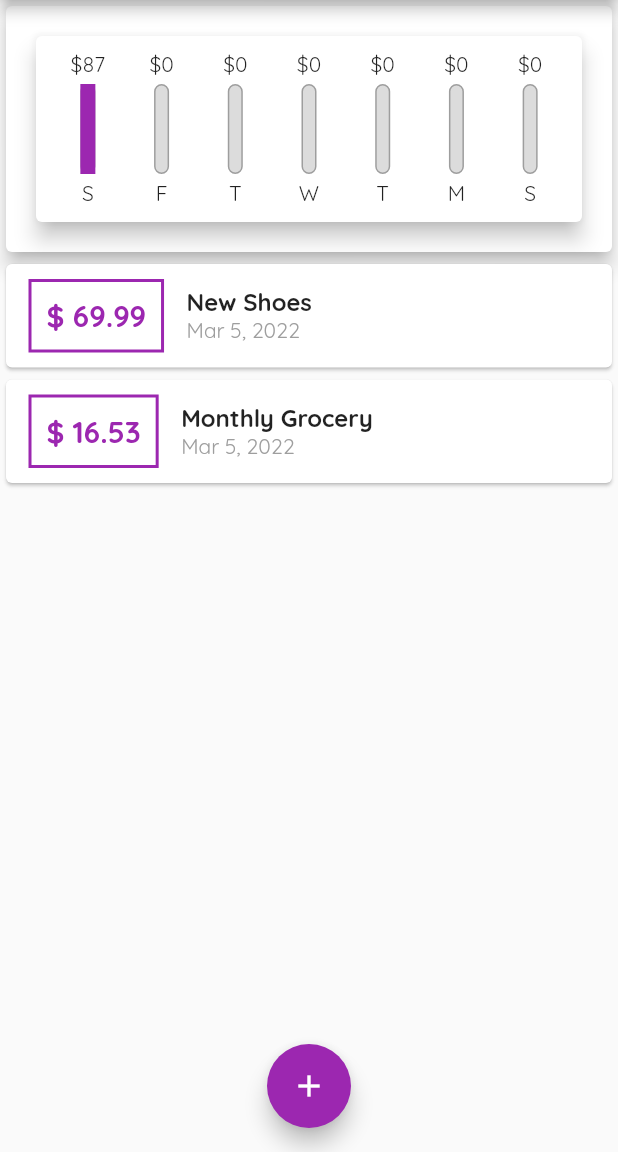
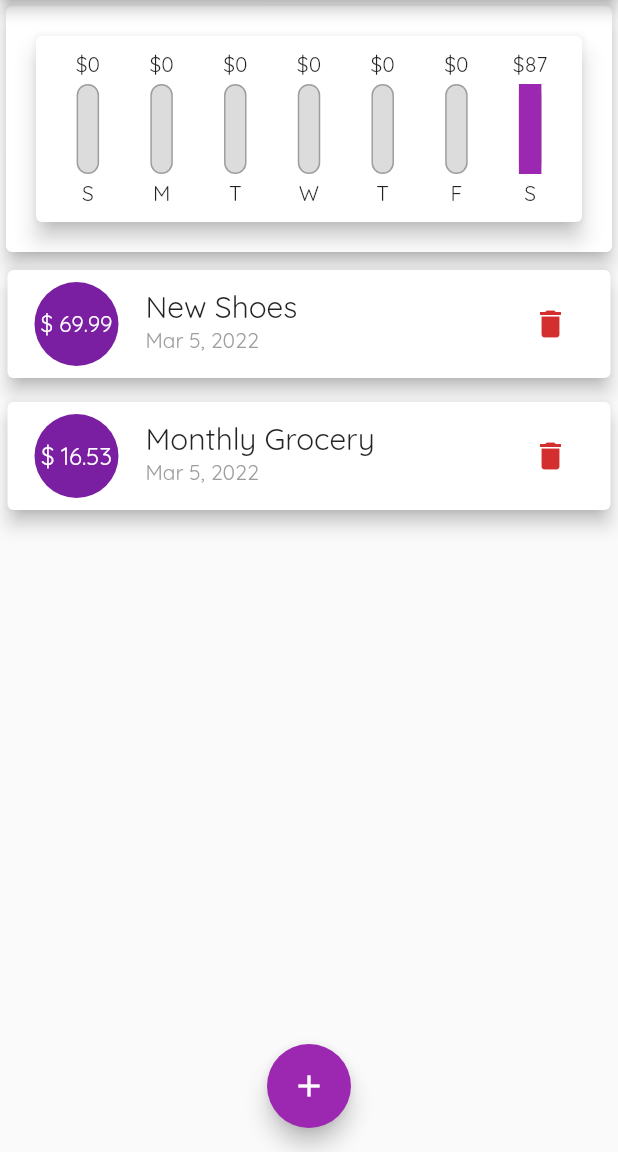
Before and after one commit to abhshekn/expense-tracker, a Flutter app: the screen it shows after launch, on a phone screen of 412 x 824 dp, the part 84-1236 px from its top. Run offline on Flutter 3.47's test engine with Material 2 defaults, Android fonts, the phone set to English and light mode, and no system bars.

Commit message:
Basic working App
Former-commit-id: 875aa0645c58631562471060b892e2deef34f434

```diff
--- a/lib/main.dart
+++ b/lib/main.dart
@@ -77,6 +77,12 @@ class _MyHomePageState extends State<MyHomePage> {
     });
   }
 
+  void _deleteTransaction(String id) {
+    setState(() {
+      _userTransactions.removeWhere((txn) => txn.id == id);
+    });
+  }
+
   void startAddNewTransaction(BuildContext ctx) {
     showModalBottomSheet(
         context: ctx,
@@ -126,6 +132,7 @@ class _MyHomePageState extends State<MyHomePage> {
             ),
             TransactionList(
               _userTransactions,
+              _deleteTransaction,
             ),
           ],
         ),
--- a/lib/widgets/chart.dart
+++ b/lib/widgets/chart.dart
@@ -23,7 +23,7 @@ class Chart extends StatelessWidget {
         'day': DateFormat.E().format(weekDay).substring(0, 1),
         'amount': totalSum
       };
-    });
+    }).reversed.toList();
   }
 
   double get maxSpending {
--- a/lib/widgets/chart_bar.dart
+++ b/lib/widgets/chart_bar.dart
@@ -18,7 +18,7 @@ class ChartBar extends StatelessWidget {
           height: 4,
         ),
         Container(
-          width: 10,
+          width: 15,
           height: 60,
           child: Stack(
             children: [
--- a/lib/widgets/transaction_list.dart
+++ b/lib/widgets/transaction_list.dart
@@ -6,7 +6,10 @@ import '../models/transactions.dart';
 class TransactionList extends StatelessWidget {
   final List<Transaction> transactions;
 
-  TransactionList(this.transactions, {Key? key}) : super(key: key);
+  final Function deleteTxn;
+
+  TransactionList(this.transactions, this.deleteTxn, {Key? key})
+      : super(key: key);
 
   @override
   Widget build(BuildContext context) {
@@ -28,49 +31,39 @@ class TransactionList extends StatelessWidget {
                 itemCount: transactions.length,
                 itemBuilder: (ctx, index) {
                   return Card(
-                    child: Row(
-                      children: <Widget>[
-                        Container(
+                    elevation: 5,
                     margin: const EdgeInsets.symmetric(
-                            vertical: 10,
-                            horizontal: 15,
+                      vertical: 8,
+                      horizontal: 5,
                     ),
-                          decoration: BoxDecoration(
-                              border: Border.all(
-                            color: Theme.of(context).primaryColor,
-                            width: 2,
-                          )),
-                          padding: const EdgeInsets.all(10),
+                    child: ListTile(
+                      leading: CircleAvatar(
+                        radius: 30,
+                        child: Padding(
+                          padding: const EdgeInsets.all(6),
+                          child: FittedBox(
                             child: Text(
-                            '\$ ${transactions[index].amount.toStringAsFixed(2)}',
-                            style: const TextStyle(
-                              fontWeight: FontWeight.bold,
-                              fontSize: 20,
-                              color: Colors.purple,
+                                '\$ ${transactions[index].amount.toStringAsFixed(2)}'),
                           ),
                         ),
                       ),
-                        Column(
-                          mainAxisAlignment: MainAxisAlignment.start,
-                          crossAxisAlignment: CrossAxisAlignment.start,
-                          children: [
-                            Text(
+                      title: Text(
                         transactions[index].title,
-                              style: const TextStyle(
-                                fontSize: 16,
-                                fontWeight: FontWeight.bold,
+                        style: Theme.of(context).textTheme.headline6,
                       ),
-                            ),
-                            Text(
-                              DateFormat.yMMMd()
-                                  .format(transactions[index].date),
+                      subtitle: Text(
+                        DateFormat.yMMMd().format(transactions[index].date),
                         style: const TextStyle(
                           color: Colors.grey,
                         ),
                       ),
-                          ],
+                      trailing: IconButton(
+                        onPressed: () => deleteTxn(transactions[index].id),
+                        icon: const Icon(
+                          Icons.delete,
                         ),
-                      ],
+                        color: Theme.of(context).errorColor,
+                      ),
                     ),
                   );
                 },
```
Also changed, not shown: lib/widgets/new_transaction.dart (+41 -2 lines), 1 other file. Lines whose indentation alone changed are shown as unchanged.
